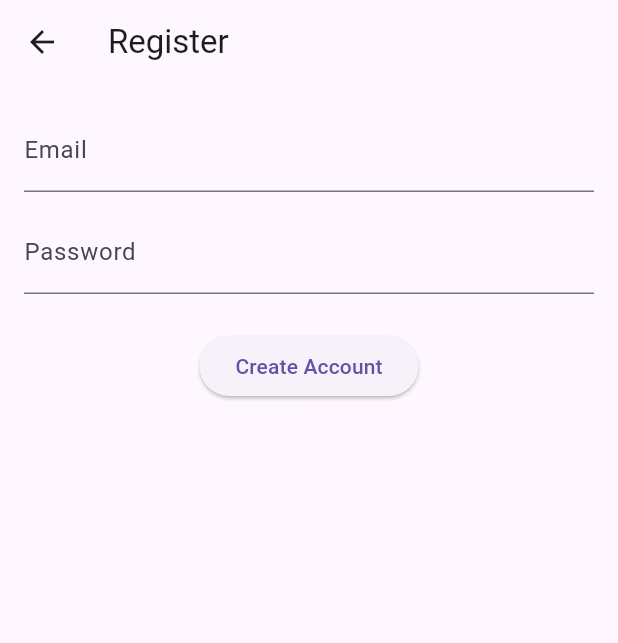
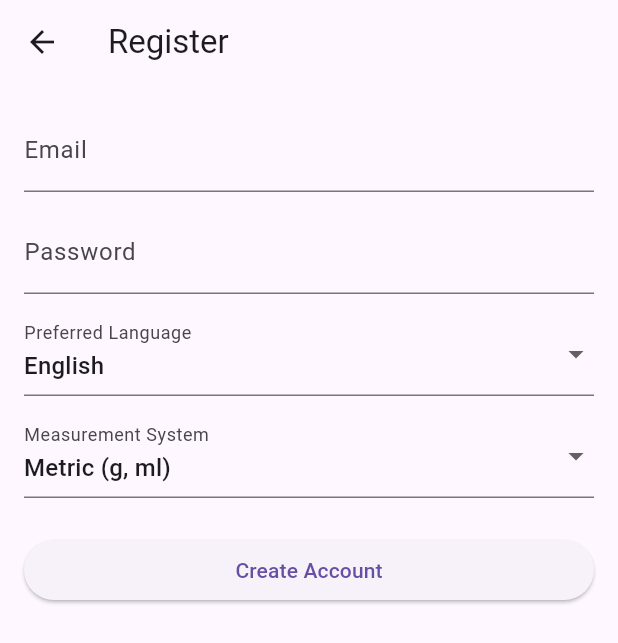
Before and after one commit to okolp/garnet, a Flutter app: the RegisterPage screen opened by its route, on a phone screen of 412 x 824 dp. Shown: the top 643 px of the screen. Run offline on Flutter 3.47's test engine with Material 3 defaults, Android fonts, the light colour scheme and no system bars; our stand-ins replace shared_preferences; accounts and stored records are empty; network calls fail.

Commit message:
Language and metrics preferences working

```diff
--- a/garnet_app/lib/screens/register_page.dart
+++ b/garnet_app/lib/screens/register_page.dart
@@ -14,7 +14,17 @@ class RegisterPage extends StatefulWidget {
 class _RegisterPageState extends State<RegisterPage> {
   final TextEditingController _emailController = TextEditingController();
   final TextEditingController _passwordController = TextEditingController();
+
   bool _loading = false;
+
+  String _selectedLanguage = 'English';
+  String _selectedUnits = 'metric';
+
+  final List<String> _languages = [
+    'English', 'German', 'Spanish', 'French', 'Dutch', 'Polish', 'Turkish'
+  ];
+
+  final List<String> _units = ['metric', 'imperial'];
 
   Future<void> _register() async {
     setState(() => _loading = true);
@@ -25,6 +35,8 @@ class _RegisterPageState extends State<RegisterPage> {
       body: jsonEncode({
         "email": _emailController.text.trim(),
         "password": _passwordController.text.trim(),
+        "preferred_language": _selectedLanguage,
+        "preferred_units": _selectedUnits,
       }),
     );
 
@@ -53,7 +65,7 @@ class _RegisterPageState extends State<RegisterPage> {
       appBar: AppBar(title: const Text("Register")),
       body: Padding(
         padding: const EdgeInsets.all(16.0),
-        child: Column(
+        child: ListView(
           children: [
             TextField(
               controller: _emailController,
@@ -65,6 +77,30 @@ class _RegisterPageState extends State<RegisterPage> {
               controller: _passwordController,
               obscureText: true,
               decoration: const InputDecoration(labelText: "Password"),
+            ),
+            const SizedBox(height: 12),
+            DropdownButtonFormField<String>(
+              value: _selectedLanguage,
+              items: _languages
+                  .map((lang) => DropdownMenuItem(
+                        value: lang,
+                        child: Text(lang),
+                      ))
+                  .toList(),
+              onChanged: (val) => setState(() => _selectedLanguage = val!),
+              decoration: const InputDecoration(labelText: "Preferred Language"),
+            ),
+            const SizedBox(height: 12),
+            DropdownButtonFormField<String>(
+              value: _selectedUnits,
+              items: _units
+                  .map((unit) => DropdownMenuItem(
+                        value: unit,
+                        child: Text(unit == 'metric' ? 'Metric (g, ml)' : 'Imperial (oz, cups)'),
+                      ))
+                  .toList(),
+              onChanged: (val) => setState(() => _selectedUnits = val!),
+              decoration: const InputDecoration(labelText: "Measurement System"),
             ),
             const SizedBox(height: 24),
             ElevatedButton(
```
Also changed, not shown: garnet_app/lib/screens/recipe_url_input.dart (+10 -3 lines), 5 other files.
